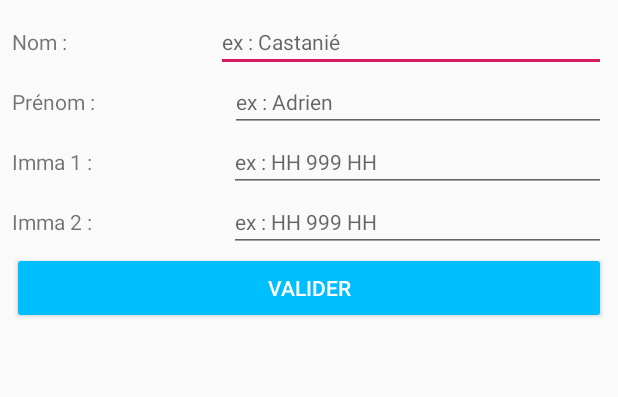
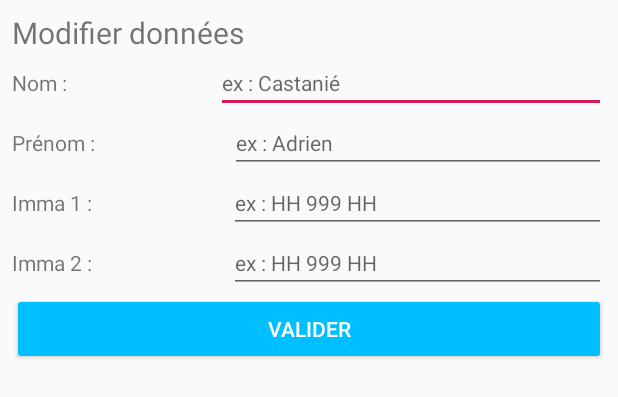
Before and after one commit to HydroZFR/Catchem2, an Android app: the layout popup_modifier_donnee.xml on its own in the app's theme, with its tools: preview values and no code run, on a phone screen of 412 x 824 dp. Shown: the top 397 px of the screen. Run offline under Robolectric (Android 15) with nearby library versions, the phone set to English and light mode, and no system bars.

Commit message:
modifier données terminés

```diff
--- a/app/src/main/res/layout/popup_modifier_donnee.xml
+++ b/app/src/main/res/layout/popup_modifier_donnee.xml
@@ -19,6 +19,11 @@
         app:layout_constraintStart_toStartOf="parent"
         app:layout_constraintTop_toTopOf="parent">
 
+        <TextView
+            android:layout_width="match_parent"
+            android:layout_height="wrap_content"
+            android:text="Modifier données"
+            android:textSize="20sp"/>
         <LinearLayout
             android:layout_width="match_parent"
             android:layout_height="wrap_content"
@@ -32,7 +37,7 @@
                 android:text="Nom :" />
 
             <EditText
-                android:id="@+id/EdittextNomPopup"
+                android:id="@+id/editTextNomPopup"
                 android:layout_width="wrap_content"
                 android:layout_height="wrap_content"
                 android:layout_weight="1"
@@ -115,7 +120,7 @@
         </LinearLayout>
 
         <Button
-            android:id="@+id/button4"
+            android:id="@+id/buttonValider"
             android:layout_width="match_parent"
             android:layout_height="wrap_content"
             android:backgroundTint="@color/colorButton"
```
Also changed, not shown: app/src/main/java/catchem/catchem2/BDD.java (+28 -7 lines).
